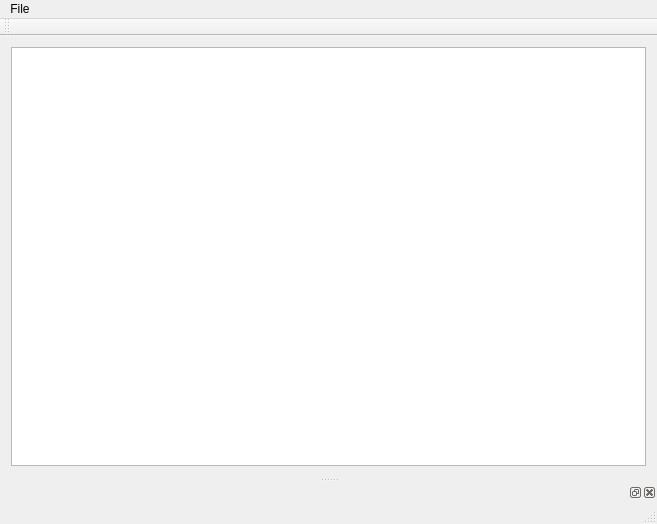
Qt form mainwindow.ui (jreuss/tudimapper) before a commit.
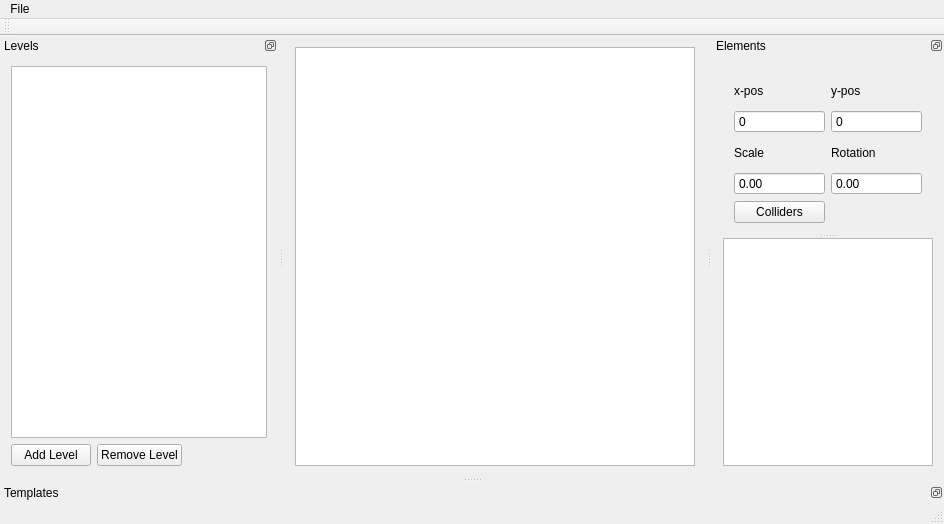
The same form after that commit. The open tabs and pages were chosen to show the change. Custom widgets are drawn as their Qt base class.

Diff of the .ui file:
```diff
--- a/mainwindow.ui
+++ b/mainwindow.ui
@@ -15,8 +15,18 @@
   </property>
   <widget class="QWidget" name="centralWidget">
    <layout class="QGridLayout" name="gridLayout">
+    <property name="spacing">
+     <number>0</number>
+    </property>
     <item row="0" column="0">
-     <widget class="QGraphicsView" name="graphicsView"/>
+     <widget class="QGraphicsView" name="graphicsView">
+      <property name="minimumSize">
+       <size>
+        <width>400</width>
+        <height>0</height>
+       </size>
+      </property>
+     </widget>
     </item>
    </layout>
   </widget>
@@ -26,7 +36,7 @@
      <x>0</x>
      <y>0</y>
      <width>657</width>
-     <height>20</height>
+     <height>21</height>
     </rect>
    </property>
    <widget class="QMenu" name="menuFile">
@@ -48,11 +58,247 @@
   </widget>
   <widget class="QStatusBar" name="statusBar"/>
   <widget class="QDockWidget" name="dockWidget">
+   <property name="features">
+    <set>QDockWidget::DockWidgetFloatable|QDockWidget::DockWidgetMovable</set>
+   </property>
+   <property name="windowTitle">
+    <string>Templates</string>
+   </property>
    <attribute name="dockWidgetArea">
     <number>8</number>
    </attribute>
    <widget class="TemplateFolderWidget" name="dockWidgetContents"/>
   </widget>
+  <widget class="QDockWidget" name="dockWidget_scene">
+   <property name="sizePolicy">
+    <sizepolicy hsizetype="Preferred" vsizetype="Preferred">
+     <horstretch>0</horstretch>
+     <verstretch>0</verstretch>
+    </sizepolicy>
+   </property>
+   <property name="minimumSize">
+    <size>
+     <width>274</width>
+     <height>290</height>
+    </size>
+   </property>
+   <property name="features">
+    <set>QDockWidget::DockWidgetFloatable|QDockWidget::DockWidgetMovable</set>
+   </property>
+   <property name="windowTitle">
+    <string>Levels</string>
+   </property>
+   <attribute name="dockWidgetArea">
+    <number>1</number>
+   </attribute>
+   <widget class="QWidget" name="dockWidgetContents_scene">
+    <property name="sizePolicy">
+     <sizepolicy hsizetype="Preferred" vsizetype="Preferred">
+      <horstretch>0</horstretch>
+      <verstretch>0</verstretch>
+     </sizepolicy>
+    </property>
+    <layout class="QVBoxLayout" name="verticalLayout">
+     <item>
+      <widget class="QTreeView" name="treeView_level">
+       <property name="sizePolicy">
+        <sizepolicy hsizetype="MinimumExpanding" vsizetype="MinimumExpanding">
+         <horstretch>0</horstretch>
+         <verstretch>0</verstretch>
+        </sizepolicy>
+       </property>
+      </widget>
+     </item>
+     <item>
+      <layout class="QHBoxLayout" name="horizontalLayout">
+       <item>
+        <widget class="QPushButton" name="btn_addLevel">
+         <property name="text">
+          <string>Add Level</string>
+         </property>
+        </widget>
+       </item>
+       <item>
+        <widget class="QPushButton" name="btn_removeLevel">
+         <property name="text">
+          <string>Remove Level</string>
+         </property>
+        </widget>
+       </item>
+       <item>
+        <spacer name="horizontalSpacer">
+         <property name="orientation">
+          <enum>Qt::Horizontal</enum>
+         </property>
+         <property name="sizeHint" stdset="0">
+          <size>
+           <width>40</width>
+           <height>20</height>
+          </size>
+         </property>
+        </spacer>
+       </item>
+      </layout>
+     </item>
+    </layout>
+   </widget>
+  </widget>
+  <widget class="QDockWidget" name="dockWidget_properties">
+   <property name="minimumSize">
+    <size>
+     <width>232</width>
+     <height>247</height>
+    </size>
+   </property>
+   <property name="maximumSize">
+    <size>
+     <width>400</width>
+     <height>524287</height>
+    </size>
+   </property>
+   <property name="features">
+    <set>QDockWidget::DockWidgetFloatable|QDockWidget::DockWidgetMovable</set>
+   </property>
+   <property name="windowTitle">
+    <string>Elements</string>
+   </property>
+   <attribute name="dockWidgetArea">
+    <number>2</number>
+   </attribute>
+   <widget class="QWidget" name="dockWidgetContents_2">
+    <layout class="QVBoxLayout" name="verticalLayout_2">
+     <item>
+      <widget class="QSplitter" name="splitter_4">
+       <property name="orientation">
+        <enum>Qt::Vertical</enum>
+       </property>
+       <widget class="QStackedWidget" name="stackedWidget">
+        <property name="maximumSize">
+         <size>
+          <width>300</width>
+          <height>16777215</height>
+         </size>
+        </property>
+        <widget class="QWidget" name="page_no_selection_2">
+         <layout class="QFormLayout" name="formLayout">
+          <item row="0" column="0">
+           <widget class="QLabel" name="label_2">
+            <property name="text">
+             <string>No Selection</string>
+            </property>
+           </widget>
+          </item>
+         </layout>
+        </widget>
+        <widget class="QWidget" name="page_single_selection">
+         <layout class="QGridLayout" name="gridLayout_2">
+          <item row="4" column="0">
+           <widget class="QPushButton" name="btn_collider">
+            <property name="text">
+             <string>Colliders</string>
+            </property>
+           </widget>
+          </item>
+          <item row="2" column="1">
+           <widget class="QLabel" name="label_6">
+            <property name="text">
+             <string>Rotation</string>
+            </property>
+           </widget>
+          </item>
+          <item row="2" column="0">
+           <widget class="QLabel" name="label_5">
+            <property name="text">
+             <string>Scale</string>
+            </property>
+           </widget>
+          </item>
+          <item row="0" column="1">
+           <widget class="QLabel" name="label_4">
+            <property name="text">
+             <string>y-pos</string>
+            </property>
+           </widget>
+          </item>
+          <item row="0" column="0">
+           <widget class="QLabel" name="label_3">
+            <property name="text">
+             <string>x-pos</string>
+            </property>
+           </widget>
+          </item>
+          <item row="1" column="1">
+           <widget class="QSpinBox" name="spinBox_ypos">
+            <property name="buttonSymbols">
+             <enum>QAbstractSpinBox::NoButtons</enum>
+            </property>
+            <property name="minimum">
+             <number>-999999999</number>
+            </property>
+            <property name="maximum">
+             <number>999999999</number>
+            </property>
+           </widget>
+          </item>
+          <item row="1" column="0">
+           <widget class="QSpinBox" name="spinBox_xpos">
+            <property name="buttonSymbols">
+             <enum>QAbstractSpinBox::NoButtons</enum>
+            </property>
+            <property name="minimum">
+             <number>-999999999</number>
+            </property>
+            <property name="maximum">
+             <number>999999999</number>
+            </property>
+           </widget>
+          </item>
+          <item row="3" column="0">
+           <widget class="QDoubleSpinBox" name="spinBox_scale">
+            <property name="buttonSymbols">
+             <enum>QAbstractSpinBox::NoButtons</enum>
+            </property>
+            <property name="minimum">
+             <double>-9999999.000000000000000</double>
+            </property>
+            <property name="maximum">
+             <double>999999999.000000000000000</double>
+            </property>
+           </widget>
+          </item>
+          <item row="3" column="1">
+           <widget class="QDoubleSpinBox" name="spinBox_rotation">
+            <property name="buttonSymbols">
+             <enum>QAbstractSpinBox::NoButtons</enum>
+            </property>
+            <property name="maximum">
+             <double>999999999.000000000000000</double>
+            </property>
+           </widget>
+          </item>
+         </layout>
+        </widget>
+        <widget class="QWidget" name="page_multiple_selection"/>
+       </widget>
+       <widget class="QTreeView" name="treeView_elements">
+        <property name="sizePolicy">
+         <sizepolicy hsizetype="Expanding" vsizetype="Expanding">
+          <horstretch>0</horstretch>
+          <verstretch>0</verstretch>
+         </sizepolicy>
+        </property>
+        <property name="maximumSize">
+         <size>
+          <width>16777215</width>
+          <height>16777215</height>
+         </size>
+        </property>
+       </widget>
+      </widget>
+     </item>
+    </layout>
+   </widget>
+  </widget>
   <action name="actionImportSpecial">
    <property name="text">
     <string>Import special</string>
```
Left out of the diff: 13 changed lines with no effect on the pictures.
